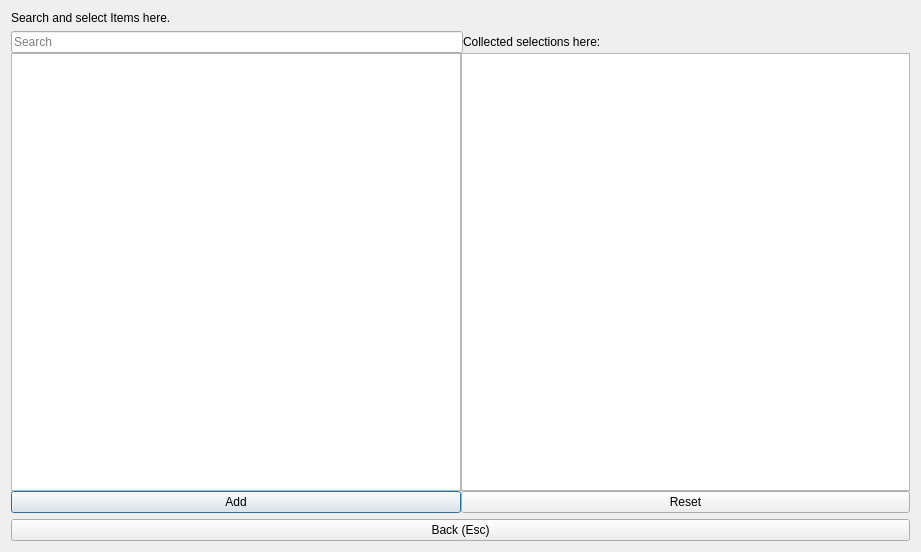
The window that ui_files/Configurator.ui (nogasgofast/Adventure_Wrench) describes before a commit, drawn with Qt 5.
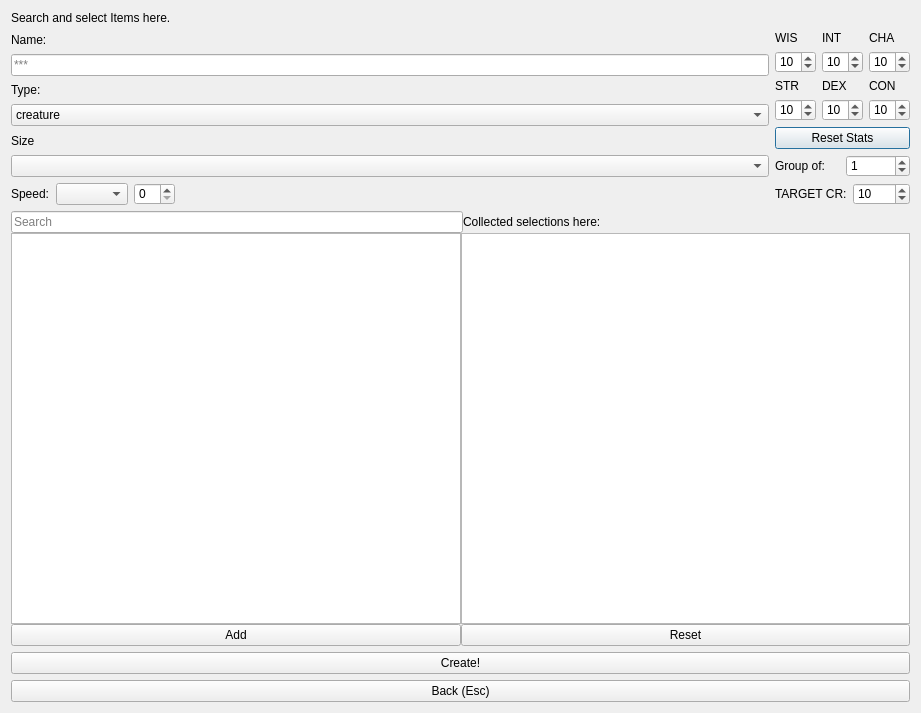
The same window after the commit.

Diff of the .ui file:
```diff
--- a/ui_files/Configurator.ui
+++ b/ui_files/Configurator.ui
@@ -7,7 +7,7 @@
     <x>0</x>
     <y>0</y>
     <width>921</width>
-    <height>552</height>
+    <height>713</height>
    </rect>
   </property>
   <property name="windowTitle">
@@ -18,13 +18,281 @@
   </property>
   <layout class="QVBoxLayout" name="verticalLayout">
    <item>
-    <layout class="QHBoxLayout" name="horizontalLayout">
+    <widget class="QLabel" name="label_options">
+     <property name="text">
+      <string>Search and select Items here.</string>
+     </property>
+    </widget>
+   </item>
+   <item>
+    <layout class="QHBoxLayout" name="horizontal_layout_header">
      <item>
-      <widget class="QLabel" name="label_options">
-       <property name="text">
-        <string>Search and select Items here.</string>
-       </property>
-      </widget>
+      <layout class="QVBoxLayout" name="verticalLayout_5">
+       <item>
+        <widget class="QLabel" name="label_13">
+         <property name="text">
+          <string>Name:</string>
+         </property>
+        </widget>
+       </item>
+       <item>
+        <widget class="QLineEdit" name="lineEdit_Name">
+         <property name="inputMask">
+          <string/>
+         </property>
+         <property name="text">
+          <string/>
+         </property>
+         <property name="placeholderText">
+          <string>***</string>
+         </property>
+        </widget>
+       </item>
+       <item>
+        <widget class="QLabel" name="label_2">
+         <property name="text">
+          <string>Type:</string>
+         </property>
+        </widget>
+       </item>
+       <item>
+        <widget class="QComboBox" name="comboBox_type">
+         <item>
+          <property name="text">
+           <string>creature</string>
+          </property>
+         </item>
+         <item>
+          <property name="text">
+           <string>trap</string>
+          </property>
+         </item>
+         <item>
+          <property name="text">
+           <string>social</string>
+          </property>
+         </item>
+        </widget>
+       </item>
+       <item>
+        <widget class="QLabel" name="label_size">
+         <property name="text">
+          <string>Size</string>
+         </property>
+        </widget>
+       </item>
+       <item>
+        <widget class="QComboBox" name="comboBox_size"/>
+       </item>
+       <item>
+        <layout class="QHBoxLayout" name="horizontalLayout_11">
+         <item>
+          <widget class="QLabel" name="label_speed">
+           <property name="text">
+            <string>Speed:</string>
+           </property>
+          </widget>
+         </item>
+         <item>
+          <widget class="QComboBox" name="comboBox_speed"/>
+         </item>
+         <item>
+          <widget class="QSpinBox" name="spinBox_speed">
+           <property name="maximumSize">
+            <size>
+             <width>75</width>
+             <height>16777215</height>
+            </size>
+           </property>
+          </widget>
+         </item>
+         <item>
+          <spacer name="horizontalSpacer_2">
+           <property name="orientation">
+            <enum>Qt::Horizontal</enum>
+           </property>
+           <property name="sizeHint" stdset="0">
+            <size>
+             <width>40</width>
+             <height>20</height>
+            </size>
+           </property>
+          </spacer>
+         </item>
+        </layout>
+       </item>
+      </layout>
+     </item>
+     <item>
+      <layout class="QVBoxLayout" name="verticalLayout_6">
+       <item>
+        <layout class="QHBoxLayout" name="horizontalLayout_7">
+         <item>
+          <widget class="QLabel" name="label_WIS">
+           <property name="text">
+            <string>WIS</string>
+           </property>
+          </widget>
+         </item>
+         <item>
+          <widget class="QLabel" name="label_INT">
+           <property name="text">
+            <string>INT</string>
+           </property>
+          </widget>
+         </item>
+         <item>
+          <widget class="QLabel" name="label_CHA">
+           <property name="text">
+            <string>CHA</string>
+           </property>
+          </widget>
+         </item>
+        </layout>
+       </item>
+       <item>
+        <layout class="QHBoxLayout" name="horizontalLayout_8">
+         <item>
+          <widget class="QSpinBox" name="spinBox_WIS">
+           <property name="maximum">
+            <number>30</number>
+           </property>
+           <property name="value">
+            <number>10</number>
+           </property>
+          </widget>
+         </item>
+         <item>
+          <widget class="QSpinBox" name="spinBox_INT">
+           <property name="maximum">
+            <number>30</number>
+           </property>
+           <property name="value">
+            <number>10</number>
+           </property>
+          </widget>
+         </item>
+         <item>
+          <widget class="QSpinBox" name="spinBox_CHA">
+           <property name="maximum">
+            <number>30</number>
+           </property>
+           <property name="value">
+            <number>10</number>
+           </property>
+          </widget>
+         </item>
+        </layout>
+       </item>
+       <item>
+        <layout class="QHBoxLayout" name="horizontalLayout_5">
+         <item>
+          <widget class="QLabel" name="label_STR">
+           <property name="enabled">
+            <bool>true</bool>
+           </property>
+           <property name="text">
+            <string>STR</string>
+           </property>
+          </widget>
+         </item>
+         <item>
+          <widget class="QLabel" name="label_DEX">
+           <property name="text">
+            <string>DEX</string>
+           </property>
+          </widget>
+         </item>
+         <item>
+          <widget class="QLabel" name="label_CON">
+           <property name="text">
+            <string>CON</string>
+           </property>
+          </widget>
+         </item>
+        </layout>
+       </item>
+       <item>
+        <layout class="QHBoxLayout" name="horizontalLayout_6">
+         <item>
+          <widget class="QSpinBox" name="spinBox_STR">
+           <property name="maximum">
+            <number>30</number>
+           </property>
+           <property name="value">
+            <number>10</number>
+           </property>
+          </widget>
+         </item>
+         <item>
+          <widget class="QSpinBox" name="spinBox_DEX">
+           <property name="maximum">
+            <number>30</number>
+           </property>
+           <property name="value">
+            <number>10</number>
+           </property>
+          </widget>
+         </item>
+         <item>
+          <widget class="QSpinBox" name="spinBox_CON">
+           <property name="maximum">
+            <number>30</number>
+           </property>
+           <property name="value">
+            <number>10</number>
+           </property>
+          </widget>
+         </item>
+        </layout>
+       </item>
+       <item>
+        <widget class="QPushButton" name="pushButton_clear">
+         <property name="text">
+          <string>Reset Stats</string>
+         </property>
+        </widget>
+       </item>
+       <item>
+        <layout class="QHBoxLayout" name="horizontalLayout_9">
+         <item>
+          <widget class="QLabel" name="label_14">
+           <property name="text">
+            <string>Group of:</string>
+           </property>
+          </widget>
+         </item>
+         <item>
+          <widget class="QSpinBox" name="spinBox_group">
+           <property name="value">
+            <number>1</number>
+           </property>
+          </widget>
+         </item>
+        </layout>
+       </item>
+       <item>
+        <layout class="QHBoxLayout" name="horizontalLayout_10">
+         <item>
+          <widget class="QLabel" name="label_4">
+           <property name="text">
+            <string>TARGET CR:</string>
+           </property>
+          </widget>
+         </item>
+         <item>
+          <widget class="QSpinBox" name="spinBox_CR">
+           <property name="maximum">
+            <number>30</number>
+           </property>
+           <property name="value">
+            <number>10</number>
+           </property>
+          </widget>
+         </item>
+        </layout>
+       </item>
+      </layout>
      </item>
     </layout>
    </item>
@@ -137,6 +405,16 @@
      </item>
     </layout>
    </item>
+   <item>
+    <widget class="QPushButton" name="pushButton_create">
+     <property name="toolTip">
+      <string>Add your creation to the DM vault..</string>
+     </property>
+     <property name="text">
+      <string>Create!</string>
+     </property>
+    </widget>
+   </item>
    <item>
     <widget class="QPushButton" name="pushButton_back">
      <property name="text">
```
Left out of the diff: 9 changed lines with no effect on the pictures.
